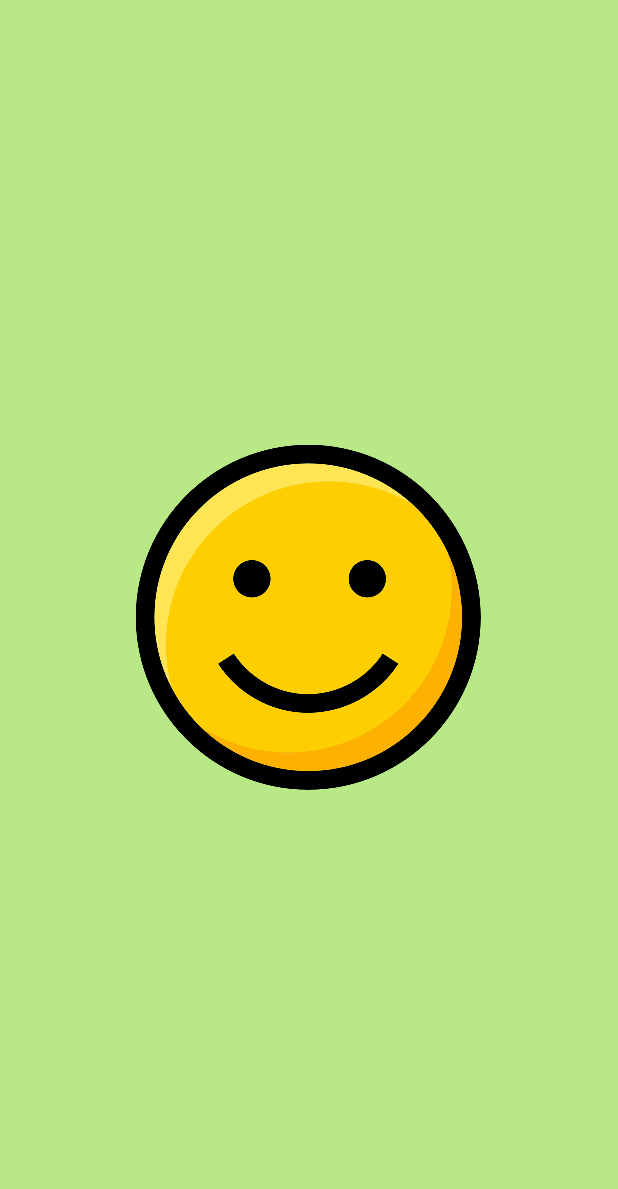
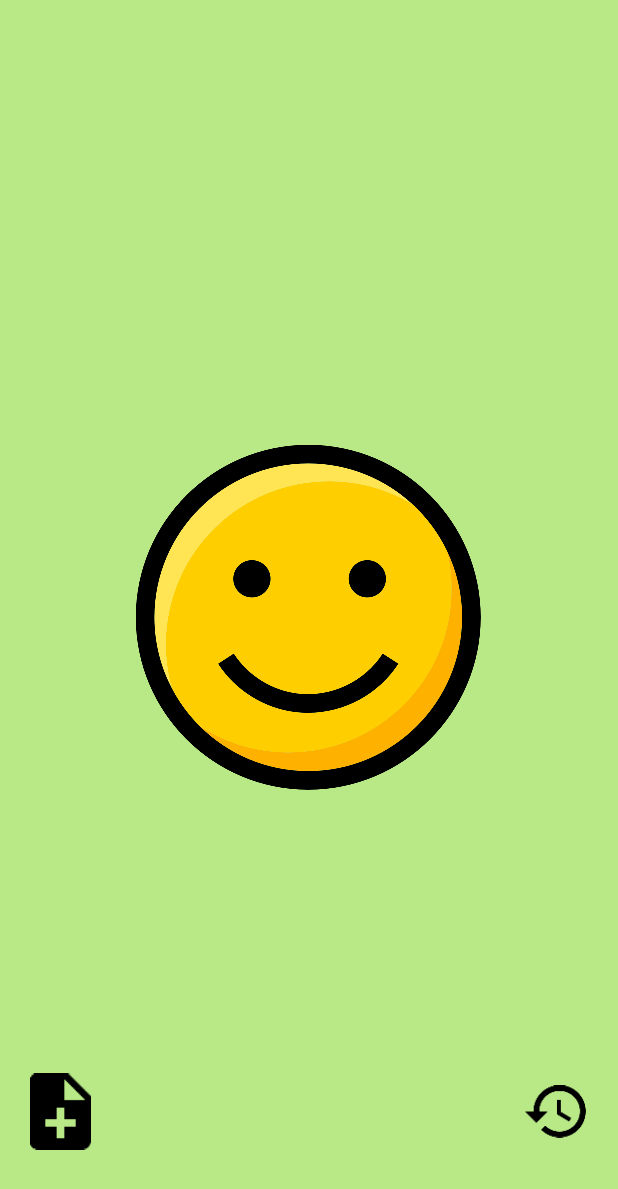
Before and after one commit to AnthonyMineo/MoodTracker, an Android app: the screen it shows after launch (MainActivity), on a phone screen of 412 x 824 dp. Shown: the top 1189 px of the screen. Run offline under Robolectric (Android 15) with nearby library versions, the phone set to English and light mode, and no system bars.

Commit message:
add history and note button to absolute positon

```diff
--- a/app/src/main/java/com/denma/moodtracker/Controller/MainActivity.java
+++ b/app/src/main/java/com/denma/moodtracker/Controller/MainActivity.java
@@ -1,22 +1,59 @@
 package com.denma.moodtracker.Controller;
 
-import android.support.v4.view.ViewPager;
 import android.support.v7.app.AppCompatActivity;
 import android.os.Bundle;
+import android.view.Display;
+import android.widget.FrameLayout;
+import android.widget.ImageView;
 
 import com.denma.moodtracker.R;
 
 public class MainActivity extends AppCompatActivity {
+
+    private ImageView mHistoryBlack;
+    private ImageView mNoteAddBlack;
+    private FrameLayout mRootLayout;
 
     @Override
     protected void onCreate(Bundle savedInstanceState) {
         super.onCreate(savedInstanceState);
         setContentView(R.layout.activity_main);
 
-        MyPageAdapter adapter = new MyPageAdapter();
+        MyPagerAdapter adapter = new MyPagerAdapter();
         MyViewPager myPager = (MyViewPager) findViewById(R.id.activity_main_panel_pager);
         myPager.setAdapter(adapter);
         myPager.setCurrentItem(3);
 
+        mRootLayout = (FrameLayout) findViewById(R.id.acitvity_main_root_layout);
+        mHistoryBlack = (ImageView) findViewById(R.id.activity_main_history_black);
+        mNoteAddBlack = (ImageView) findViewById(R.id.activity_main_note_add_black);
+
+        //define screen dimension (width and height)
+        Display display = getWindowManager().getDefaultDisplay();
+        int screenWidth = display.getWidth();
+        int screenHeight = display.getHeight();
+
+        //define icone dimension relative to the screen
+        int iconeWidth = (int) (screenWidth * 0.10);
+        int iconeHeight = (int) (screenHeight * 0.10);
+
+        //define icone placement relative to the screen
+        int historyLeftMargin = (int) (screenWidth * 0.85);
+        int historyTopMargin = (int) (screenHeight * 0.85);
+        int noteLeftMargin = (int) (screenWidth * 0.05);
+        int noteTopMargin = (int) (screenHeight * 0.85);
+
+        //set history's icone placement absolute
+        FrameLayout.LayoutParams params = new FrameLayout.LayoutParams(iconeWidth, iconeHeight);
+        params.leftMargin = historyLeftMargin;
+        params.topMargin  = historyTopMargin;
+        mRootLayout.updateViewLayout(mHistoryBlack, params);
+
+        //set note's icone placement absolute
+        FrameLayout.LayoutParams params2 = new FrameLayout.LayoutParams(iconeWidth, iconeHeight);
+        params2.leftMargin = noteLeftMargin;
+        params2.topMargin  = noteTopMargin;
+        mRootLayout.updateViewLayout(mNoteAddBlack, params2);
+
     }
 }
--- a/app/src/main/java/com/denma/moodtracker/Controller/MyPageAdapter.java
+++ b/app/src/main/java/com/denma/moodtracker/Controller/MyPagerAdapter.java
@@ -9,7 +9,7 @@ import android.view.View;
 
 import com.denma.moodtracker.R;
 
-public class MyPageAdapter extends PagerAdapter {
+public class MyPagerAdapter extends PagerAdapter {
 
     public int getCount() {
         return 5;
--- a/app/src/main/res/layout/activity_main.xml
+++ b/app/src/main/res/layout/activity_main.xml
@@ -1,10 +1,24 @@
 <?xml version="1.0" encoding="utf-8"?>
-<LinearLayout xmlns:android="http://schemas.android.com/apk/res/android"
-    android:orientation="vertical"
-    android:layout_width="fill_parent"
-    android:layout_height="fill_parent">
+<FrameLayout
+    xmlns:android="http://schemas.android.com/apk/res/android"
+    android:id="@+id/acitvity_main_root_layout"
+    android:layout_width="match_parent"
+    android:layout_height="match_parent" >
+
     <com.denma.moodtracker.Controller.MyViewPager
         android:layout_width="match_parent"
         android:layout_height="match_parent"
         android:id="@+id/activity_main_panel_pager"/>
-</LinearLayout>
+
+    <ImageView
+        android:id="@+id/activity_main_history_black"
+        android:layout_width="wrap_content"
+        android:layout_height="wrap_content"
+        android:src="@mipmap/ic_history_black" />
+
+    <ImageView
+        android:id="@+id/activity_main_note_add_black"
+        android:layout_width="wrap_content"
+        android:layout_height="wrap_content"
+        android:src="@mipmap/ic_note_add_black" />
+</FrameLayout>
```
